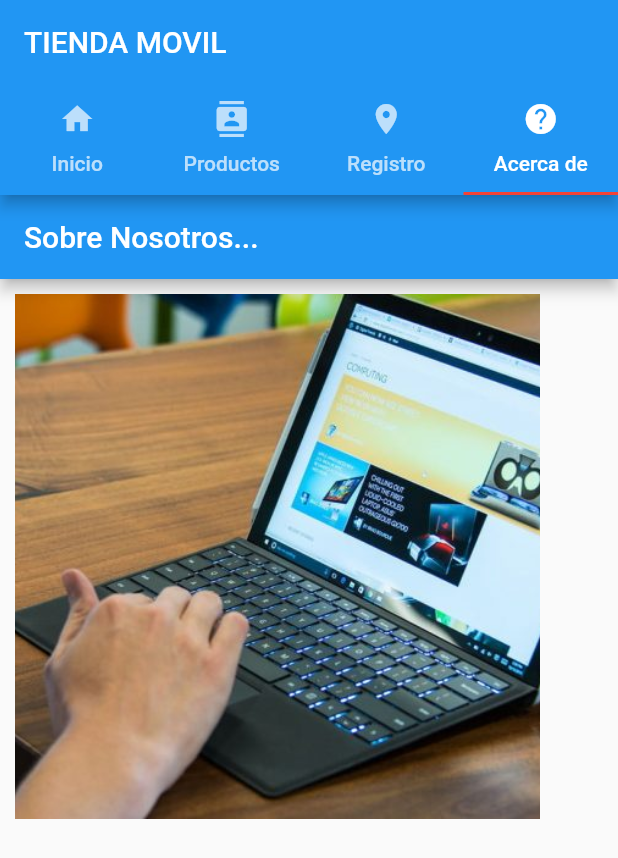
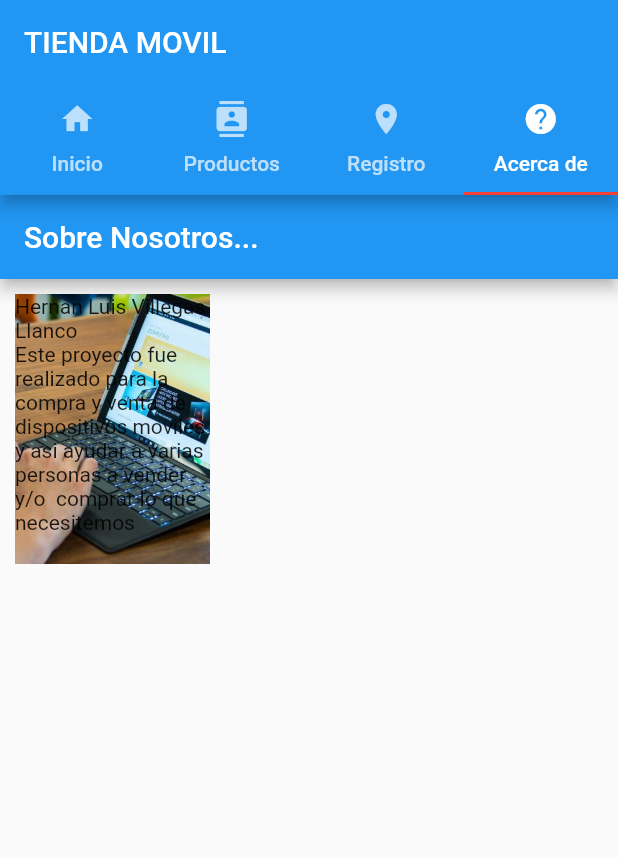
Before and after one commit to hernanvillegas/Tienda_Movil, a Flutter app: the screen it shows after launch, tab 4 chosen, on a phone screen of 412 x 824 dp. Shown: the top 858 px of the screen. Run offline on Flutter 3.47's test engine with Material 2 defaults, Android fonts, the light colour scheme and no system bars.

Commit message:
contenido de tipo texto en el archivo nosotros

```diff
--- a/lib/taps/nosotros.dart
+++ b/lib/taps/nosotros.dart
@@ -16,9 +16,9 @@ body: new Stack(
           //agregamos una imagen
           new Container(
             margin: const EdgeInsets.all(10.0), //margenes por todos lados
-            width: 350.0, //ancho de la img
-            height: 350.0, //largo de la img
-            child: new Text(''),
+            width: 130.0, //ancho de la img
+            height: 180.0, //largo de la img
+            child: new Text('Hernan Luis Villegas Llanco \nEste proyecto fue realizado para la compra y venta de dispositivos moviles y asi ayudar a varias personas a vender y/o  comprar lo que necesitemos'),
             decoration: new BoxDecoration(
               image: new DecorationImage(image:new AssetImage("assets/images/img.jpg"),
               fit: BoxFit.cover
--- a/lib/taps/productos.dart
+++ b/lib/taps/productos.dart
@@ -1,6 +1,6 @@
 import 'package:flutter/material.dart';
 
-class CelularesTabs extends StatelessWidget{
+class ProductosTabs extends StatelessWidget{
   @override
   Widget build(BuildContext context) {
 
--- a/lib/taps/registro.dart
+++ b/lib/taps/registro.dart
@@ -1,6 +1,6 @@
 import 'package:flutter/material.dart';
 
-class TabletasTabs extends StatelessWidget{
+class RegistroTabs extends StatelessWidget{
   @override
   Widget build(BuildContext context) {
     return Scaffold(
```
